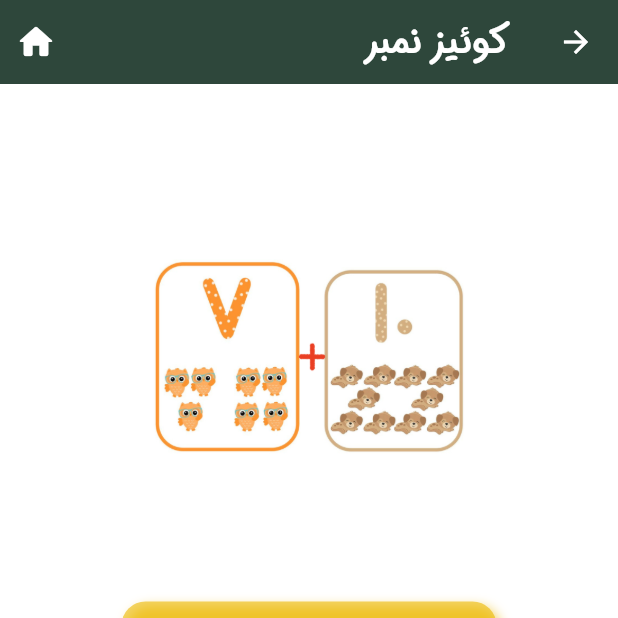
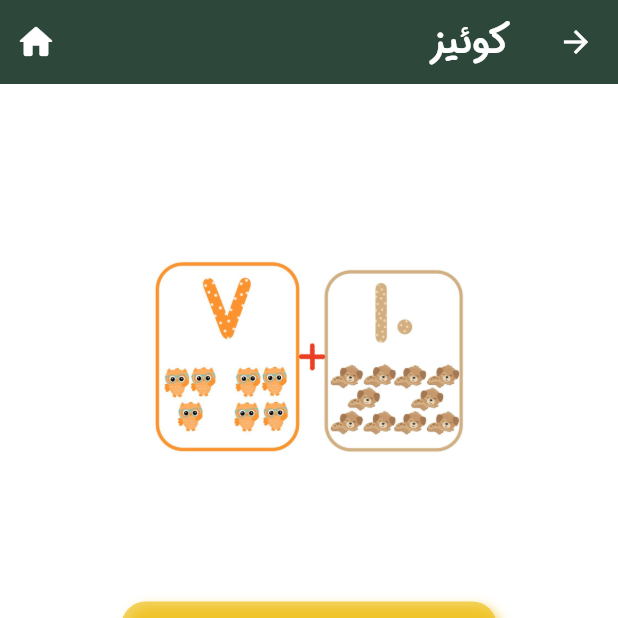
Before and after one commit to aanaahitaa/cti_yare_mehraban_test, a Flutter app: the NumbersQuizScreen screen opened directly, on a phone screen of 412 x 824 dp, the top half of it. Run offline on Flutter 3.47's test engine with Material 3 defaults, Android fonts, the phone set to English and light mode, and no system bars; our stand-ins replace audioplayers, shared_preferences; accounts and stored records are empty.

```diff
--- a/lib/features/mathematical/screens/numbers_quiz_screen.dart
+++ b/lib/features/mathematical/screens/numbers_quiz_screen.dart
@@ -133,7 +133,7 @@ class _NumbersQuizScreenState extends State<NumbersQuizScreen> {
       textDirection: TextDirection.rtl,
       child: Scaffold(
         backgroundColor: Colors.white,
-        appBar: buildAppBar(context, 'کوئیز نمبر'),
+        appBar: buildAppBar(context, 'کوئیز '),
         body: Center(
           child: SingleChildScrollView(
             padding: const EdgeInsets.all(24),
```
Also changed, not shown: 1 other file.
